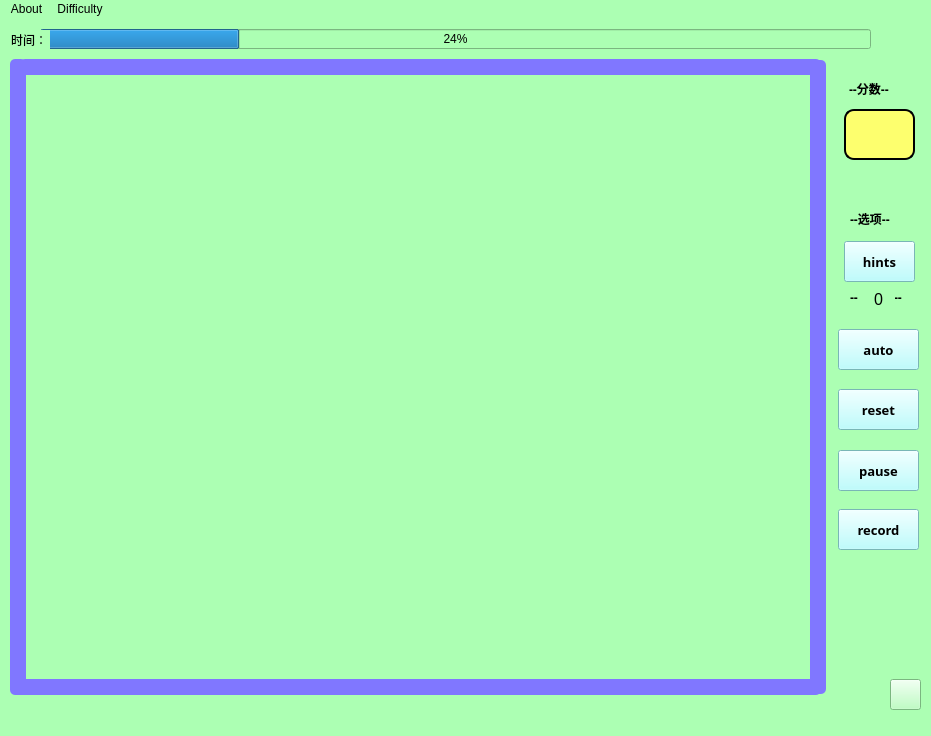
The window that src/ui/main_game_window.ui (Stanley-233/2024-BJTU-datastructure-finalproject) describes before a commit, drawn with Qt 5.
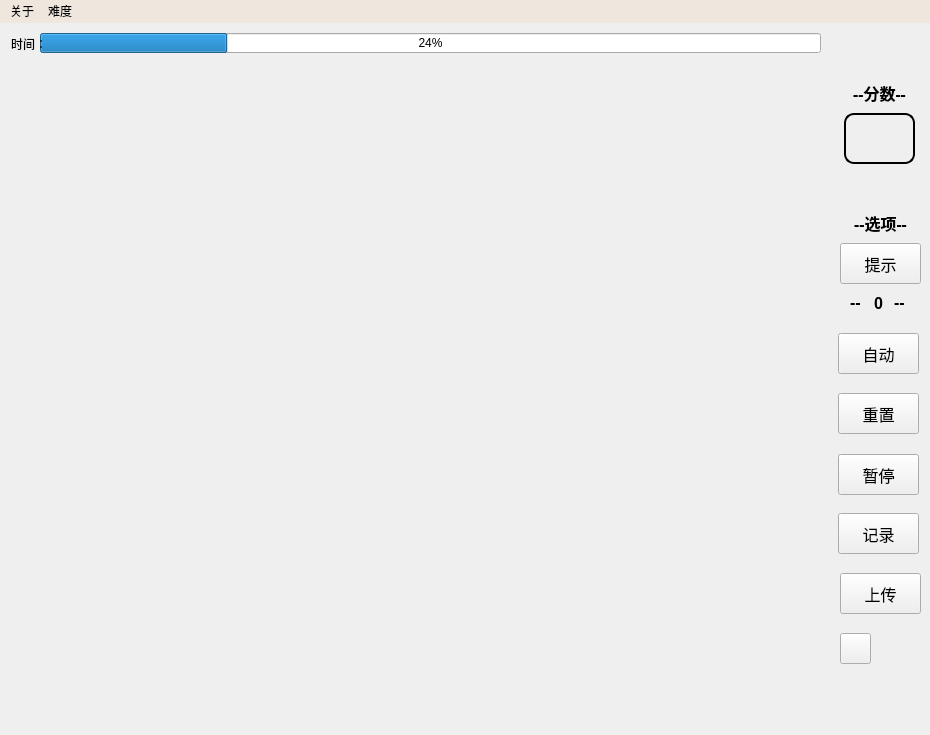
The same window after the commit. Icons and pictures are not drawn.

Commit message: feat: network and ui

What changed in the file:
```diff
--- a/src/ui/main_game_window.ui
+++ b/src/ui/main_game_window.ui
@@ -9,23 +9,26 @@
    <rect>
     <x>0</x>
     <y>0</y>
-    <width>931</width>
-    <height>736</height>
+    <width>930</width>
+    <height>735</height>
    </rect>
   </property>
   <property name="windowTitle">
    <string>MainGameWindow</string>
   </property>
   <property name="styleSheet">
-   <string notr="true">background-color: rgb(172, 255, 179);</string>
+   <string notr="true"/>
   </property>
   <widget class="QWidget" name="centralWidget">
+   <property name="styleSheet">
+    <string notr="true"/>
+   </property>
    <widget class="QProgressBar" name="timeBar">
     <property name="geometry">
      <rect>
       <x>40</x>
       <y>10</y>
-      <width>831</width>
+      <width>781</width>
       <height>20</height>
      </rect>
     </property>
@@ -49,24 +52,24 @@
    <widget class="QPushButton" name="hintBtn">
     <property name="geometry">
      <rect>
-      <x>844</x>
-      <y>222</y>
-      <width>71</width>
+      <x>840</x>
+      <y>220</y>
+      <width>81</width>
       <height>41</height>
      </rect>
     </property>
     <property name="font">
      <font>
-      <family>Rockwell Extra Bold</family>
-      <pointsize>10</pointsize>
-      <bold>true</bold>
+      <family>Microsoft YaHei</family>
+      <pointsize>12</pointsize>
+      <bold>false</bold>
      </font>
     </property>
     <property name="styleSheet">
-     <string notr="true">background-color: rgb(170, 255, 255)</string>
+     <string notr="true"/>
     </property>
     <property name="text">
-     <string>hints</string>
+     <string>提示</string>
     </property>
    </widget>
    <widget class="QPushButton" name="robot_btn">
@@ -80,96 +83,16 @@
     </property>
     <property name="font">
      <font>
-      <family>Rockwell Extra Bold</family>
-      <pointsize>10</pointsize>
-      <bold>true</bold>
+      <family>Microsoft YaHei</family>
+      <pointsize>12</pointsize>
+      <bold>false</bold>
      </font>
     </property>
     <property name="styleSheet">
-     <string notr="true">background-color: rgb(170, 255, 255)</string>
+     <string notr="true"/>
     </property>
     <property name="text">
-     <string>auto</string>
-    </property>
-   </widget>
-   <widget class="QPushButton" name="pushButton">
-    <property name="enabled">
-     <bool>false</bool>
-    </property>
-    <property name="geometry">
-     <rect>
-      <x>20</x>
-      <y>40</y>
-      <width>801</width>
-      <height>16</height>
-     </rect>
-    </property>
-    <property name="styleSheet">
-     <string notr="true">border-radius: 5px;
-background-color:rgb(128, 119, 255)</string>
-    </property>
-    <property name="text">
-     <string/>
-    </property>
-   </widget>
-   <widget class="QPushButton" name="pushButton_2">
-    <property name="enabled">
-     <bool>false</bool>
-    </property>
-    <property name="geometry">
-     <rect>
-      <x>810</x>
-      <y>41</y>
-      <width>16</width>
-      <height>634</height>
-     </rect>
-    </property>
-    <property name="styleSheet">
-     <string notr="true">border-radius: 5px;
-background-color:rgb(128, 119, 255)</string>
-    </property>
-    <property name="text">
-     <string/>
-    </property>
-   </widget>
-   <widget class="QPushButton" name="pushButton_3">
-    <property name="enabled">
-     <bool>false</bool>
-    </property>
-    <property name="geometry">
-     <rect>
-      <x>10</x>
-      <y>40</y>
-      <width>16</width>
-      <height>631</height>
-     </rect>
-    </property>
-    <property name="styleSheet">
-     <string notr="true">border-radius: 5px;
-background-color:rgb(128, 119, 255)</string>
-    </property>
-    <property name="text">
-     <string/>
-    </property>
-   </widget>
-   <widget class="QPushButton" name="pushButton_4">
-    <property name="enabled">
-     <bool>false</bool>
-    </property>
-    <property name="geometry">
-     <rect>
-      <x>10</x>
-      <y>660</y>
-      <width>811</width>
-      <height>16</height>
-     </rect>
-    </property>
-    <property name="styleSheet">
-     <string notr="true">border-radius: 5px;
-background-color:rgb(128, 119, 255)</string>
-    </property>
-    <property name="text">
-     <string/>
+     <string>自动</string>
     </property>
    </widget>
    <widget class="QPushButton" name="pauseBtn">
@@ -183,16 +106,16 @@
     </property>
     <property name="font">
      <font>
-      <family>Rockwell Extra Bold</family>
-      <pointsize>10</pointsize>
-      <bold>true</bold>
+      <family>Microsoft YaHei</family>
+      <pointsize>12</pointsize>
+      <bold>false</bold>
      </font>
     </property>
     <property name="styleSheet">
-     <string notr="true">background-color: rgb(170, 255, 255)</string>
+     <string notr="true"/>
     </property>
     <property name="text">
-     <string>pause</string>
+     <string>暂停</string>
     </property>
    </widget>
    <widget class="QLabel" name="scoreLab">
@@ -206,12 +129,13 @@
     </property>
     <property name="font">
      <font>
-      <pointsize>16</pointsize>
+      <pointsize>12</pointsize>
+      <bold>true</bold>
      </font>
     </property>
     <property name="styleSheet">
      <string notr="true">border-radius: 10px;
-background-color:rgb(253, 255, 110);
+background-color:transparent;
 border-width: 2px;
 border-style: solid;
 border-color: BLACK;</string>
@@ -234,12 +158,17 @@
     </property>
     <property name="font">
      <font>
+      <family>Microsoft YaHei</family>
+      <pointsize>12</pointsize>
       <bold>true</bold>
      </font>
     </property>
     <property name="text">
      <string>--分数--</string>
     </property>
+    <property name="alignment">
+     <set>Qt::AlignmentFlag::AlignCenter</set>
+    </property>
    </widget>
    <widget class="QLabel" name="label_4">
     <property name="geometry">
@@ -252,12 +181,17 @@
     </property>
     <property name="font">
      <font>
+      <family>Microsoft YaHei</family>
+      <pointsize>12</pointsize>
       <bold>true</bold>
      </font>
     </property>
     <property name="text">
      <string>--选项--</string>
     </property>
+    <property name="alignment">
+     <set>Qt::AlignmentFlag::AlignCenter</set>
+    </property>
    </widget>
    <widget class="QLabel" name="label_2">
     <property name="geometry">
@@ -270,6 +204,7 @@
     </property>
     <property name="font">
      <font>
+      <pointsize>12</pointsize>
       <bold>true</bold>
      </font>
     </property>
@@ -288,6 +223,7 @@
     </property>
     <property name="font">
      <font>
+      <pointsize>12</pointsize>
       <bold>true</bold>
      </font>
     </property>
@@ -307,7 +243,7 @@
     <property name="font">
      <font>
       <pointsize>12</pointsize>
-      <bold>false</bold>
+      <bold>true</bold>
      </font>
     </property>
     <property name="text">
@@ -325,23 +261,23 @@
     </property>
     <property name="font">
      <font>
-      <family>Rockwell Extra Bold</family>
-      <pointsize>10</pointsize>
-      <bold>true</bold>
+      <family>Microsoft YaHei</family>
+      <pointsize>12</pointsize>
+      <bold>false</bold>
      </font>
     </property>
     <property name="styleSheet">
-     <string notr="true">background-color: rgb(170, 255, 255)</string>
+     <string notr="true"/>
     </property>
     <property name="text">
-     <string>reset</string>
+     <string>重置</string>
     </property>
    </widget>
    <widget class="QPushButton" name="muteBtn">
     <property name="geometry">
      <rect>
-      <x>890</x>
-      <y>660</y>
+      <x>840</x>
+      <y>610</y>
       <width>31</width>
       <height>31</height>
      </rect>
@@ -365,31 +301,89 @@
     </property>
     <property name="font">
      <font>
-      <family>Rockwell Extra Bold</family>
-      <pointsize>10</pointsize>
-      <bold>true</bold>
+      <family>Microsoft YaHei</family>
+      <pointsize>12</pointsize>
+      <bold>false</bold>
      </font>
     </property>
     <property name="styleSheet">
-     <string notr="true">background-color: rgb(170, 255, 255)</string>
+     <string notr="true"/>
     </property>
     <property name="text">
-     <string>record</string>
+     <string>记录</string>
     </property>
    </widget>
+   <widget class="QPushButton" name="uploadButton">
+    <property name="geometry">
+     <rect>
+      <x>840</x>
+      <y>550</y>
+      <width>81</width>
+      <height>41</height>
+     </rect>
+    </property>
+    <property name="font">
+     <font>
+      <family>Microsoft YaHei</family>
+      <pointsize>12</pointsize>
+      <bold>false</bold>
+     </font>
+    </property>
+    <property name="styleSheet">
+     <string notr="true"/>
+    </property>
+    <property name="text">
+     <string>上传</string>
+    </property>
+   </widget>
+   <widget class="QLabel" name="bgLabel">
+    <property name="geometry">
+     <rect>
+      <x>0</x>
+      <y>0</y>
+      <width>931</width>
+      <height>721</height>
+     </rect>
+    </property>
+    <property name="styleSheet">
+     <string notr="true">background-image: url(:/res/image/background.jpg);</string>
+    </property>
+    <property name="text">
+     <string/>
+    </property>
+   </widget>
+   <zorder>bgLabel</zorder>
+   <zorder>timeBar</zorder>
+   <zorder>label</zorder>
+   <zorder>hintBtn</zorder>
+   <zorder>robot_btn</zorder>
+   <zorder>pauseBtn</zorder>
+   <zorder>scoreLab</zorder>
+   <zorder>label_3</zorder>
+   <zorder>label_4</zorder>
+   <zorder>label_2</zorder>
+   <zorder>label_5</zorder>
+   <zorder>hintsLastLab</zorder>
+   <zorder>resetBtn</zorder>
+   <zorder>muteBtn</zorder>
+   <zorder>recordBtn</zorder>
+   <zorder>uploadButton</zorder>
   </widget>
   <widget class="QMenuBar" name="menuBar">
    <property name="geometry">
     <rect>
      <x>0</x>
      <y>0</y>
-     <width>931</width>
-     <height>17</height>
+     <width>930</width>
+     <height>33</height>
     </rect>
    </property>
+   <property name="styleSheet">
+    <string notr="true">background-color: rgb(239, 230, 222);</string>
+   </property>
    <widget class="QMenu" name="menuGame">
     <property name="title">
-     <string>Difficulty</string>
+     <string>难度</string>
     </property>
     <addaction name="actionBasic"/>
     <addaction name="actionMedium"/>
@@ -397,7 +391,7 @@
    </widget>
    <widget class="QMenu" name="menutips">
     <property name="title">
-     <string>About</string>
+     <string>关于</string>
     </property>
     <addaction name="separator"/>
     <addaction name="separator"/>
```
Left out of the diff: 16 changed lines with no effect on the pictures. The commit also changes 7 other files.
